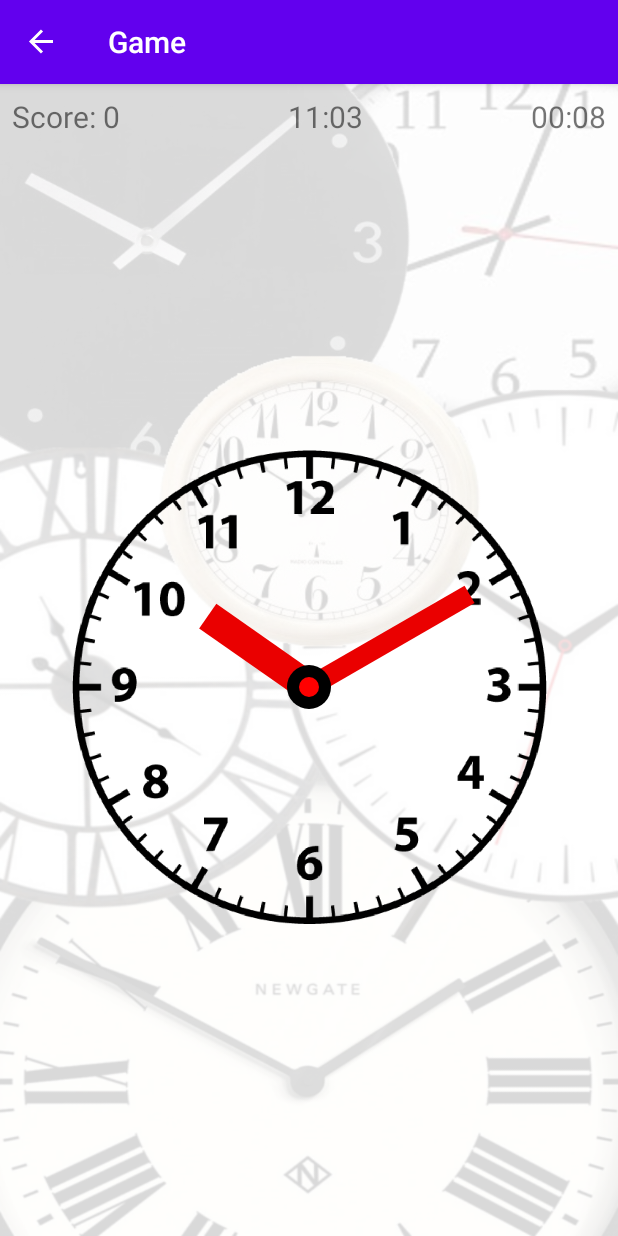
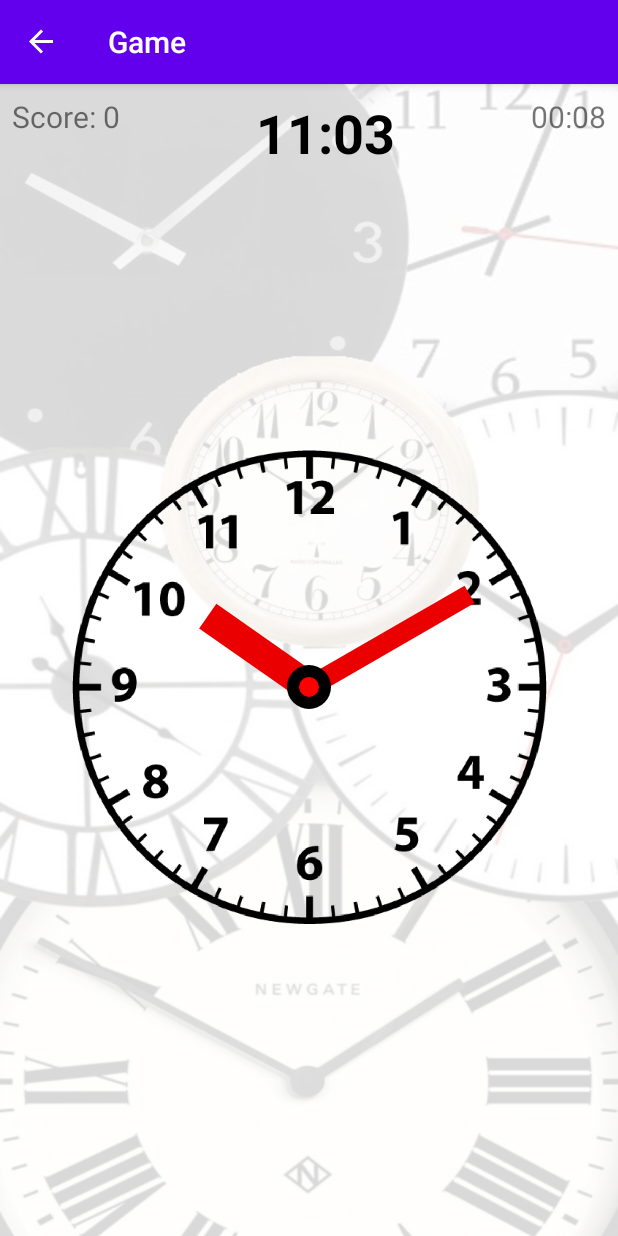
Before and after one commit to alexaat/Spinny-Clock, an Android app: the GameFragment screen opened through its navigation route, on a phone screen of 412 x 824 dp. Run offline under Robolectric (Android 15) with nearby library versions, the phone set to English and light mode, and no system bars; our stand-ins replace data binding, navigation-ui; 1 statement that could not run was skipped.

Commit message:
Time font size

```diff
--- a/app/src/main/res/layout/fragment_game.xml
+++ b/app/src/main/res/layout/fragment_game.xml
@@ -44,7 +44,9 @@
             android:layout_width="wrap_content"
             android:layout_height="wrap_content"
             android:layout_marginTop="8dp"
-            android:textSize="20sp"
+            android:textSize="36sp"
+            android:textStyle="bold"
+            android:textColor="#000"
             app:layout_constraintEnd_toStartOf="@+id/timer"
             app:layout_constraintStart_toEndOf="@+id/score"
             app:layout_constraintTop_toTopOf="parent"
```
